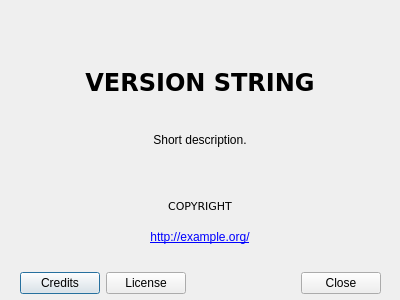
zzrgenius/qt_study, file serial_test/aboutdialog.ui: the form before one commit.
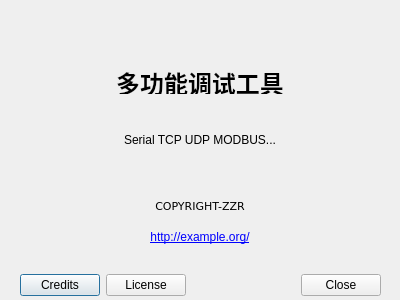
The form after the commit. Icons and pictures are not drawn.

Commit message: fix serial send hex bugs and add tinyframe

```diff
--- a/serial_test/aboutdialog.ui
+++ b/serial_test/aboutdialog.ui
@@ -26,12 +26,11 @@
     <font>
      <family>DejaVu Sans</family>
      <pointsize>18</pointsize>
-     <weight>75</weight>
      <bold>true</bold>
     </font>
    </property>
    <property name="text">
-    <string notr="true">VERSION STRING</string>
+    <string notr="true">多功能调试工具</string>
    </property>
    <property name="alignment">
     <set>Qt::AlignCenter</set>
@@ -53,7 +52,7 @@
     </size>
    </property>
    <property name="text">
-    <string notr="true">Short description.</string>
+    <string notr="true">Serial TCP UDP MODBUS...</string>
    </property>
    <property name="alignment">
     <set>Qt::AlignCenter</set>
@@ -75,13 +74,12 @@
     <font>
      <family>DejaVu Sans</family>
      <pointsize>8</pointsize>
-     <weight>50</weight>
      <italic>false</italic>
      <bold>false</bold>
     </font>
    </property>
    <property name="text">
-    <string notr="true">COPYRIGHT</string>
+    <string notr="true">COPYRIGHT-ZZR</string>
    </property>
    <property name="alignment">
     <set>Qt::AlignCenter</set>
@@ -93,7 +91,7 @@
      <x>10</x>
      <y>270</y>
      <width>381</width>
-     <height>26</height>
+     <height>30</height>
     </rect>
    </property>
    <layout class="QHBoxLayout" name="horizontalLayout">
```
Left out of the diff: 6 changed lines with no effect on the pictures. The commit also changes 45 other files.
